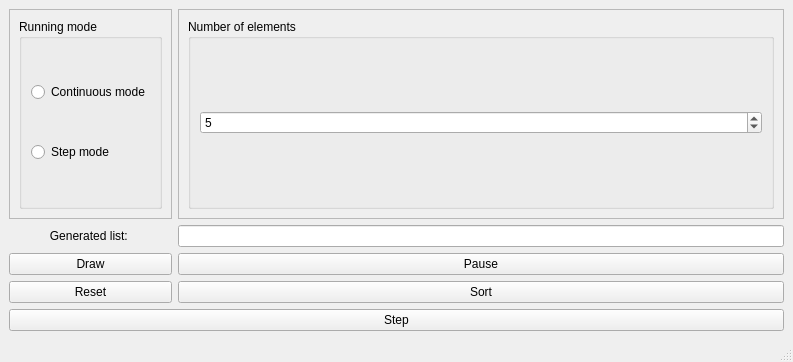
This is menu/ui/MainWindow.ui in NinjaTrappeur/SE as Qt 5 draws it before an edit. The edited form follows.
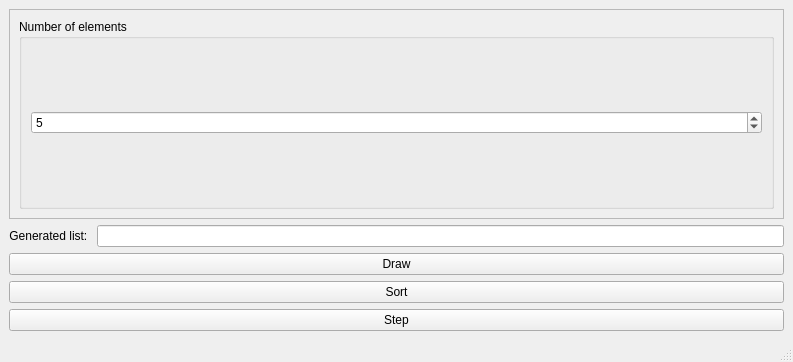
This is the edited form.

```diff
--- a/menu/ui/MainWindow.ui
+++ b/menu/ui/MainWindow.ui
@@ -15,78 +15,6 @@
   </property>
   <widget class="QWidget" name="centralwidget">
    <layout class="QGridLayout" name="gridLayout">
-    <item row="4" column="1">
-     <widget class="QPushButton" name="pauseButton">
-      <property name="text">
-       <string>Pause</string>
-      </property>
-     </widget>
-    </item>
-    <item row="5" column="1">
-     <widget class="QPushButton" name="sortButton">
-      <property name="text">
-       <string>Sort</string>
-      </property>
-     </widget>
-    </item>
-    <item row="5" column="0">
-     <widget class="QPushButton" name="resetButton">
-      <property name="text">
-       <string>Reset</string>
-      </property>
-     </widget>
-    </item>
-    <item row="4" column="0">
-     <widget class="QPushButton" name="drawButton">
-      <property name="text">
-       <string>Draw</string>
-      </property>
-     </widget>
-    </item>
-    <item row="2" column="0">
-     <widget class="QFrame" name="frame">
-      <property name="frameShape">
-       <enum>QFrame::StyledPanel</enum>
-      </property>
-      <property name="frameShadow">
-       <enum>QFrame::Raised</enum>
-      </property>
-      <layout class="QGridLayout" name="gridLayout_3">
-       <item row="0" column="0">
-        <widget class="QGroupBox" name="groupBox">
-         <property name="title">
-          <string>Running mode</string>
-         </property>
-         <property name="flat">
-          <bool>false</bool>
-         </property>
-         <layout class="QGridLayout" name="gridLayout_2">
-          <item row="3" column="0">
-           <widget class="QRadioButton" name="contRad">
-            <property name="text">
-             <string>Continuous mode</string>
-            </property>
-            <attribute name="buttonGroup">
-             <string notr="true">Mode</string>
-            </attribute>
-           </widget>
-          </item>
-          <item row="4" column="0">
-           <widget class="QRadioButton" name="stepModeRad">
-            <property name="text">
-             <string>Step mode</string>
-            </property>
-            <attribute name="buttonGroup">
-             <string notr="true">Mode</string>
-            </attribute>
-           </widget>
-          </item>
-         </layout>
-        </widget>
-       </item>
-      </layout>
-     </widget>
-    </item>
     <item row="3" column="0">
      <widget class="QLabel" name="label">
       <property name="text">
@@ -100,7 +28,14 @@
     <item row="3" column="1">
      <widget class="QLineEdit" name="list"/>
     </item>
-    <item row="2" column="1">
+    <item row="6" column="0" colspan="2">
+     <widget class="QPushButton" name="stepButton">
+      <property name="text">
+       <string>Step</string>
+      </property>
+     </widget>
+    </item>
+    <item row="2" column="0" colspan="2">
      <widget class="QFrame" name="frame_2">
       <property name="frameShape">
        <enum>QFrame::StyledPanel</enum>
@@ -120,6 +55,9 @@
             <property name="decimals">
              <number>0</number>
             </property>
+            <property name="minimum">
+             <double>2.000000000000000</double>
+            </property>
             <property name="maximum">
              <double>50.000000000000000</double>
             </property>
@@ -134,10 +72,17 @@
       </layout>
      </widget>
     </item>
-    <item row="6" column="0" colspan="2">
-     <widget class="QPushButton" name="stepButton">
+    <item row="4" column="0" colspan="2">
+     <widget class="QPushButton" name="drawButton">
       <property name="text">
-       <string>Step</string>
+       <string>Draw</string>
+      </property>
+     </widget>
+    </item>
+    <item row="5" column="0" colspan="2">
+     <widget class="QPushButton" name="sortButton">
+      <property name="text">
+       <string>Sort</string>
       </property>
      </widget>
     </item>
```
Left out of the diff: 5 changed lines with no effect on the pictures.
